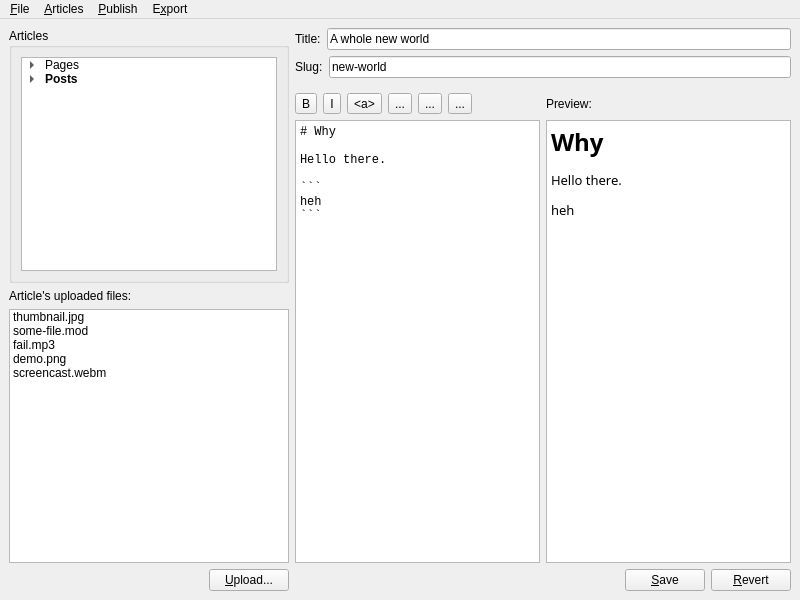
Before: the Qt Designer form main.ui in nhanb/bloghead-qt, drawn with Qt 5.
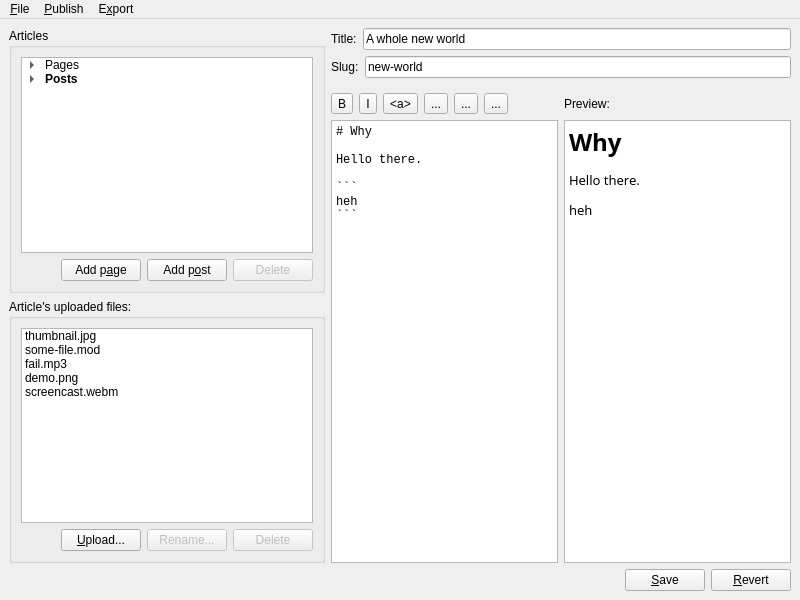
After: the same form once the commit is applied. Icons and pictures are not drawn.

Commit message: more buttons; better grouping

```diff
--- a/main.ui
+++ b/main.ui
@@ -17,7 +17,7 @@
    <string/>
   </property>
   <widget class="QWidget" name="centralwidget">
-   <layout class="QVBoxLayout" name="verticalLayout_2" stretch="1">
+   <layout class="QVBoxLayout" name="verticalLayout_2" stretch="0,0">
     <item>
      <layout class="QHBoxLayout" name="mainUI" stretch="0,1">
       <item>
@@ -137,18 +137,70 @@
              </item>
             </widget>
            </item>
-          </layout>
+           <item>
+            <layout class="QHBoxLayout" name="articlesButtons">
+             <item>
+              <spacer name="horizontalSpacer_4">
+               <property name="orientation">
+                <enum>Qt::Horizontal</enum>
+               </property>
+               <property name="sizeHint" stdset="0">
+                <size>
+                 <width>40</width>
+                 <height>20</height>
+                </size>
+               </property>
+              </spacer>
+             </item>
+             <item>
+              <widget class="QPushButton" name="pushButton_8">
+               <property name="text">
+                <string>Add p&amp;age</string>
+               </property>
+               <property name="icon">
+                <iconset theme="document-new"/>
+               </property>
          </widget>
         </item>
         <item>
-         <widget class="QLabel" name="label_3">
+              <widget class="QPushButton" name="pushButton_5">
           <property name="text">
+                <string>Add p&amp;ost</string>
+               </property>
+               <property name="icon">
+                <iconset theme="document-new"/>
+               </property>
+              </widget>
+             </item>
+             <item>
+              <widget class="QPushButton" name="pushButton_4">
+               <property name="enabled">
+                <bool>false</bool>
+               </property>
+               <property name="text">
+                <string>Delete</string>
+               </property>
+               <property name="icon">
+                <iconset theme="delete"/>
+               </property>
+              </widget>
+             </item>
+            </layout>
+           </item>
+          </layout>
+         </widget>
+        </item>
+        <item>
+         <widget class="QGroupBox" name="filesGroupBox">
+          <property name="enabled">
+           <bool>true</bool>
+          </property>
+          <property name="title">
            <string>Article's uploaded files:</string>
           </property>
-         </widget>
-        </item>
+          <layout class="QVBoxLayout" name="verticalLayout_4">
         <item>
-         <widget class="QListWidget" name="attachmentsList">
+            <widget class="QListWidget" name="filesList">
           <property name="toolTip">
            <string/>
           </property>
@@ -215,7 +267,7 @@
          </widget>
         </item>
         <item>
-         <layout class="QHBoxLayout" name="horizontalLayout_6">
+            <layout class="QHBoxLayout" name="filesButtons">
           <item>
            <spacer name="horizontalSpacer_2">
             <property name="orientation">
@@ -234,14 +286,52 @@
             <property name="text">
              <string>&amp;Upload...</string>
             </property>
-           </widget>
-          </item>
-         </layout>
+               <property name="icon">
+                <iconset theme="document-new"/>
+               </property>
+              </widget>
+             </item>
+             <item>
+              <widget class="QPushButton" name="pushButton_7">
+               <property name="enabled">
+                <bool>false</bool>
+               </property>
+               <property name="text">
+                <string>Rename...</string>
+               </property>
+               <property name="icon">
+                <iconset theme="edit-rename"/>
+               </property>
+              </widget>
+             </item>
+             <item>
+              <widget class="QPushButton" name="pushButton_6">
+               <property name="enabled">
+                <bool>false</bool>
+               </property>
+               <property name="text">
+                <string>Delete</string>
+               </property>
+               <property name="icon">
+                <iconset theme="delete"/>
+               </property>
+              </widget>
+             </item>
+            </layout>
+           </item>
+          </layout>
+         </widget>
         </item>
        </layout>
       </item>
       <item>
        <widget class="QFrame" name="editor">
+        <property name="enabled">
+         <bool>true</bool>
+        </property>
+        <property name="autoFillBackground">
+         <bool>false</bool>
+        </property>
         <layout class="QVBoxLayout" name="verticalLayout" stretch="0,0,0">
          <property name="leftMargin">
           <number>0</number>
@@ -304,7 +394,7 @@
           </layout>
          </item>
          <item>
-          <layout class="QVBoxLayout" name="content" stretch="0,0">
+          <layout class="QVBoxLayout" name="content" stretch="0">
            <item>
             <widget class="QWidget" name="widget" native="true">
              <layout class="QGridLayout" name="gridLayout">
@@ -486,8 +576,15 @@
              </layout>
             </widget>
            </item>
+          </layout>
+         </item>
+        </layout>
+       </widget>
+      </item>
+     </layout>
+    </item>
            <item>
-            <layout class="QHBoxLayout" name="horizontalLayout_5">
+     <layout class="QHBoxLayout" name="mainButtons">
              <item>
               <spacer name="horizontalSpacer">
                <property name="orientation">
@@ -519,13 +616,9 @@
                <property name="text">
                 <string>&amp;Revert</string>
                </property>
-              </widget>
-             </item>
-            </layout>
-           </item>
-          </layout>
-         </item>
-        </layout>
+        <property name="icon">
+         <iconset theme="document-revert"/>
+        </property>
        </widget>
       </item>
      </layout>
@@ -538,7 +631,7 @@
      <x>0</x>
      <y>0</y>
      <width>800</width>
-     <height>30</height>
+     <height>23</height>
     </rect>
    </property>
    <widget class="QMenu" name="menuFile">
@@ -553,13 +646,6 @@
     <addaction name="separator"/>
     <addaction name="action_Quit"/>
    </widget>
-   <widget class="QMenu" name="menuEdit">
-    <property name="title">
-     <string>&amp;Articles</string>
-    </property>
-    <addaction name="actionNew_Post"/>
-    <addaction name="actionNew_Page"/>
-   </widget>
    <widget class="QMenu" name="menuDeploy">
     <property name="title">
      <string>&amp;Publish</string>
@@ -580,7 +666,6 @@
     <addaction name="actionManage_2"/>
    </widget>
    <addaction name="menuFile"/>
-   <addaction name="menuEdit"/>
    <addaction name="menuDeploy"/>
    <addaction name="menuExport"/>
   </widget>
```
Left out of the diff: 11 changed lines with no effect on the pictures. Lines whose indentation alone changed are shown as unchanged.
